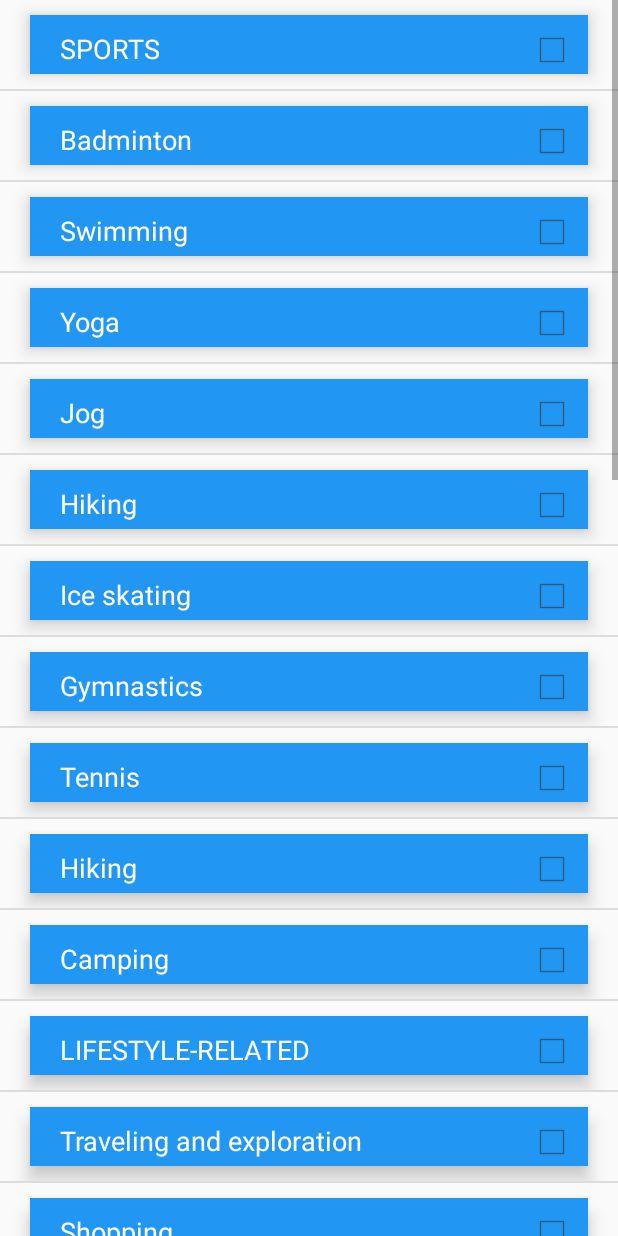
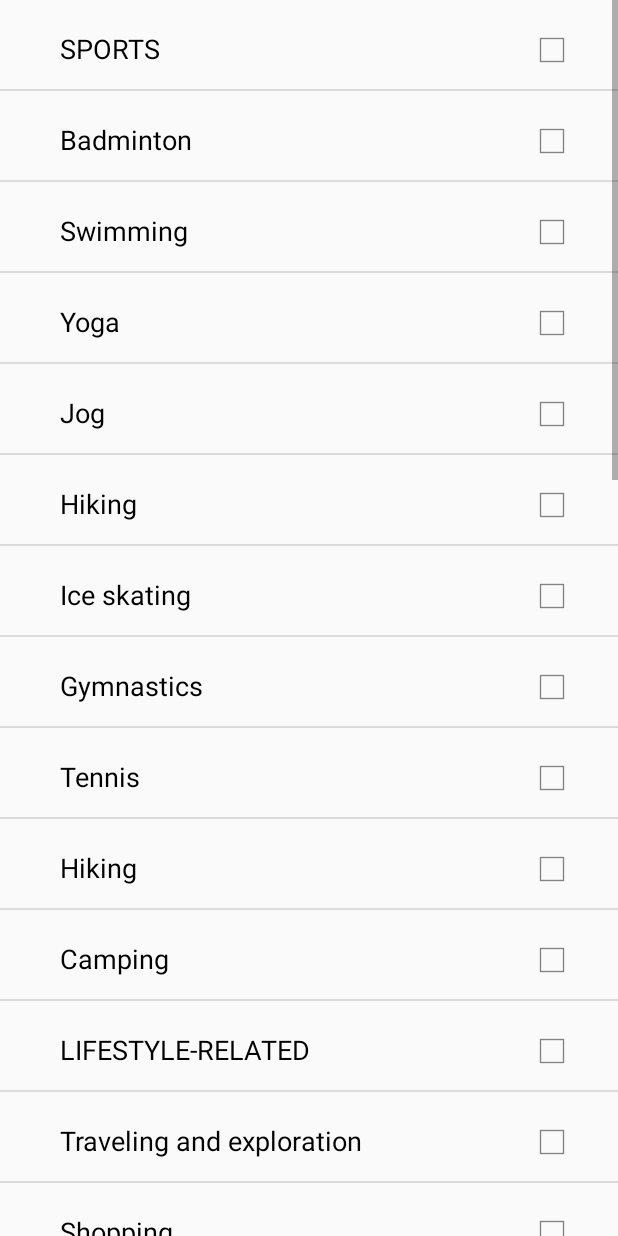
Before and after one commit to wuyouk/HER, an Android app: the fragment ThirdProfileFragment shown on its own in the app's theme, on a phone screen of 412 x 824 dp. Run offline under Robolectric (Android 15) with nearby library versions, the phone set to English and light mode, and no system bars; network calls fail; 1 statement that could not run was skipped.

```diff
--- a/app/src/main/AndroidManifest.xml
+++ b/app/src/main/AndroidManifest.xml
@@ -1,6 +1,7 @@
 <?xml version="1.0" encoding="utf-8"?>
 <manifest xmlns:android="http://schemas.android.com/apk/res/android"
-    package="com.example.davidyu.her" >
+    package="com.example.davidyu.her"
+    android:largeHeap="true">
 
     <uses-permission android:name="android.permission.AUTHENTICATE_ACCOUNTS" />
     <uses-permission android:name="android.permission.INTERNET" />
--- a/app/src/main/res/layout/adapter_hobby.xml
+++ b/app/src/main/res/layout/adapter_hobby.xml
@@ -3,13 +3,13 @@
     android:layout_width="match_parent"
     android:layout_height="match_parent"
     android:orientation="vertical"
-    android:background="#FAFAFA"
+    android:background="@android:color/transparent"
     >
 
     <RelativeLayout
         android:layout_width="match_parent"
         android:layout_height="match_parent"
-        android:background="#2196F3"
+        android:background="@android:color/transparent"
         android:layout_marginLeft="20dp"
         android:layout_marginRight="20dp"
         android:layout_marginTop="10dp"
@@ -25,9 +25,10 @@
             android:layout_alignParentLeft="true"
             android:text="a hobby"
             android:textAppearance="?android:attr/textAppearanceMedium"
-            android:textColor="#FFFFFF"
+            android:textColor="#000000"
             android:layout_marginTop="10dp"
-            android:fontFamily="Roboto Light"/>
+            android:fontFamily="Roboto Light"
+            android:background="@android:color/transparent"/>
 
         <CheckBox
             android:id="@+id/hCheckBox"
```
